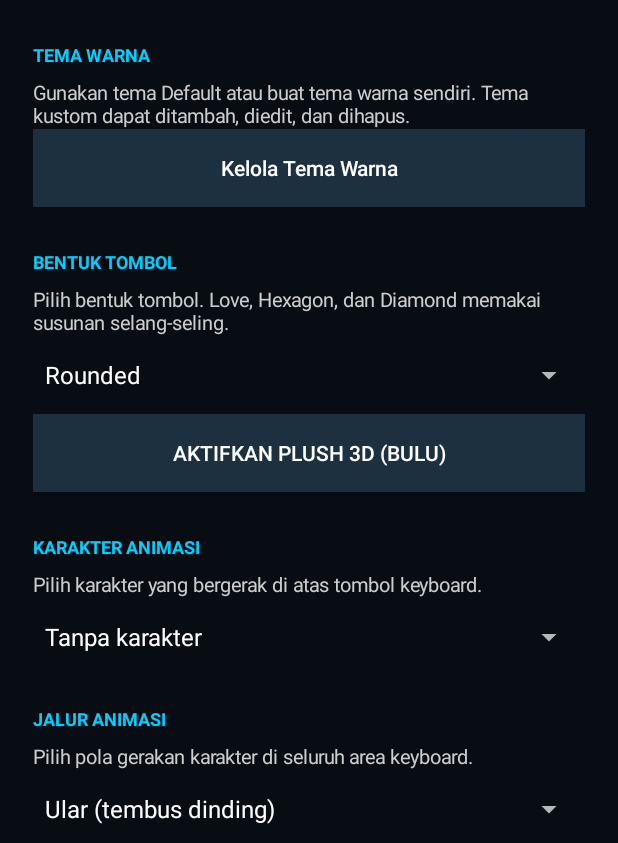
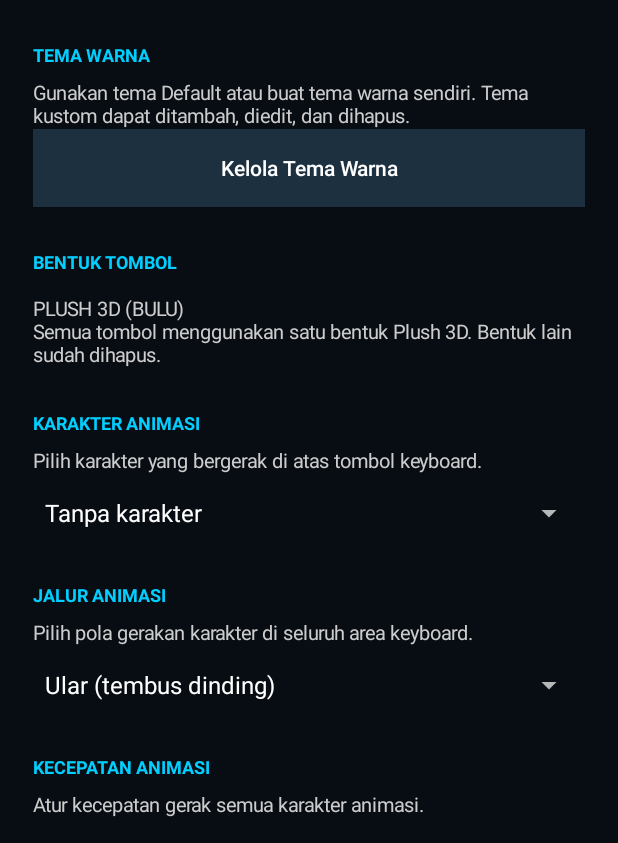
Before and after one commit to labubuweris-glitch/KEYBOARIZ-X, an Android app: the screen it shows after launch (MainActivity), on a phone screen of 412 x 824 dp, the part 393-1236 px from its top. Run offline under Robolectric (Android 15) with nearby library versions, the phone set to English and light mode, and no system bars.

Commit message:
Use Plush 3D as the only key shape

```diff
--- a/app/src/main/java/com/keyboarizx/MainActivity.kt
+++ b/app/src/main/java/com/keyboarizx/MainActivity.kt
@@ -238,35 +238,13 @@ class MainActivity : Activity() {
         addAction(root, "Kelola Tema Warna") { showThemeManager() }
 
         section(root, "BENTUK TOMBOL")
+        prefs.edit().putString("keyShape", "PLUSH").apply()
         root.addView(TextView(this).apply {
-            text = "Pilih bentuk tombol. Love, Hexagon, dan Diamond memakai susunan selang-seling."
+            text = "PLUSH 3D (BULU)\nSemua tombol menggunakan satu bentuk Plush 3D. Bentuk lain sudah dihapus."
             textSize = 13f
             setTextColor(Color.LTGRAY)
+            setPadding(0, dp(6), 0, dp(8))
         })
-        val shapeOptions = listOf(
-            "Rounded", "Pill", "Square", "Soft Square", "Circle",
-            "Love", "Hexagon", "Oval", "Diamond", "Double Border", "Plush 3D (bulu)"
-        )
-        val shapeValues = listOf(
-            "ROUNDED", "PILL", "SQUARE", "SOFT_SQUARE", "CIRCLE",
-            "LOVE", "HEXAGON", "OVAL", "DIAMOND", "DOUBLE_BORDER", "PLUSH"
-        )
-        val shapeSpinner = Spinner(this).apply {
-            adapter = ArrayAdapter(this@MainActivity, android.R.layout.simple_spinner_dropdown_item, shapeOptions)
-            setSelection(shapeValues.indexOf(prefs.getString("keyShape", "ROUNDED")).coerceAtLeast(0))
-        }
-        root.addView(shapeSpinner, LinearLayout.LayoutParams(-1, dp(52)))
-        addAction(root, "AKTIFKAN PLUSH 3D (BULU)") {
-            prefs.edit().putString("keyShape", "PLUSH").apply()
-            shapeSpinner.setSelection(shapeValues.indexOf("PLUSH"))
-            Toast.makeText(this, "Bentuk tombol Plush 3D (bulu) diaktifkan. Buka ulang keyboard.", Toast.LENGTH_LONG).show()
-        }
-        shapeSpinner.onItemSelectedListener = object : android.widget.AdapterView.OnItemSelectedListener {
-            override fun onNothingSelected(parent: android.widget.AdapterView<*>?) {}
-            override fun onItemSelected(parent: android.widget.AdapterView<*>?, view: android.view.View?, position: Int, id: Long) {
-                prefs.edit().putString("keyShape", shapeValues[position]).apply()
-            }
-        }
 
 
         section(root, "KARAKTER ANIMASI")
```
